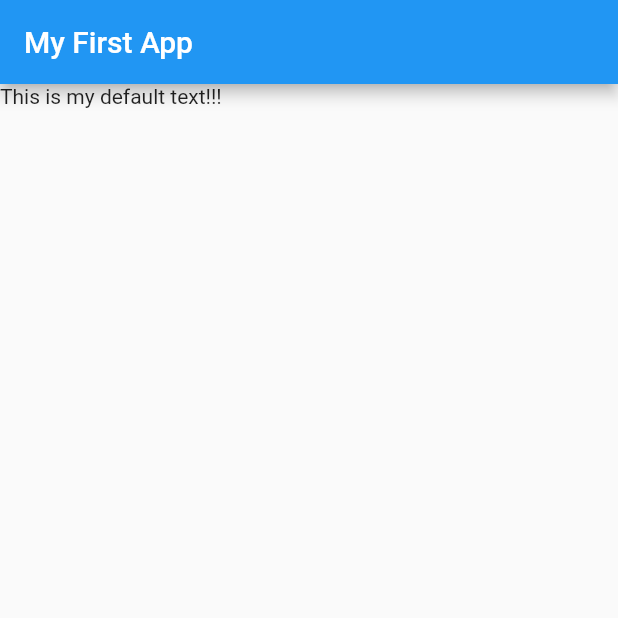
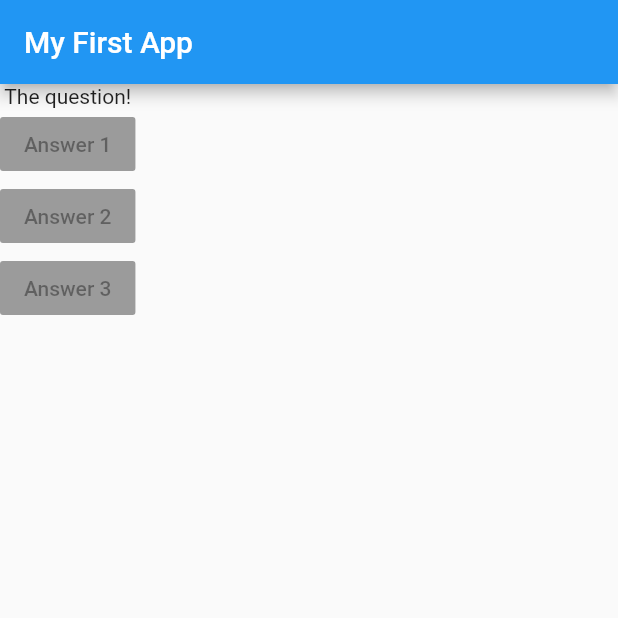
Before and after one commit to Hamza91able/flutter_basics, a Flutter app: the screen it shows after launch, on a phone screen of 412 x 824 dp, the top half of it. Run offline on Flutter 3.47's test engine with Material 2 defaults, Android fonts, the phone set to English and light mode, and no system bars.

Commit message:
Adding layout widgets

```diff
--- a/lib/main.dart
+++ b/lib/main.dart
@@ -9,12 +9,32 @@ void main() => runApp(MyApp());
 class MyApp extends StatelessWidget {
   @override
   Widget build(BuildContext context) {
+    var questions = [
+      'What\'s your favourite color?',
+      'What\'s your favourite animal?',
+    ];
     return MaterialApp(
       home: Scaffold(
         appBar: AppBar(
           title: Text('My First App'),
         ),
-        body: Text('This is my default text!!!'),
+        body: Column(
+          children: [
+            Text("The question!"),
+            RaisedButton(
+              child: Text('Answer 1'),
+              onPressed: null,
+            ),
+            RaisedButton(
+              child: Text('Answer 2'),
+              onPressed: null,
+            ),
+            RaisedButton(
+              child: Text('Answer 3'),
+              onPressed: null,
+            ),
+          ],
+        ),
       ),
     );
   }
```
